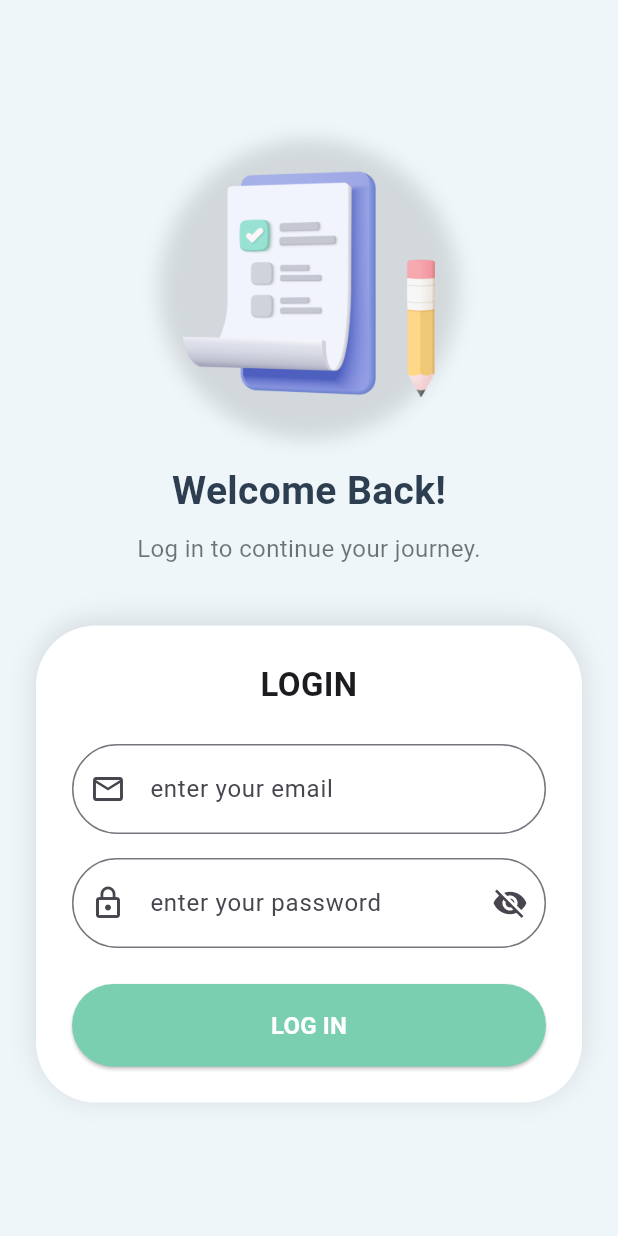
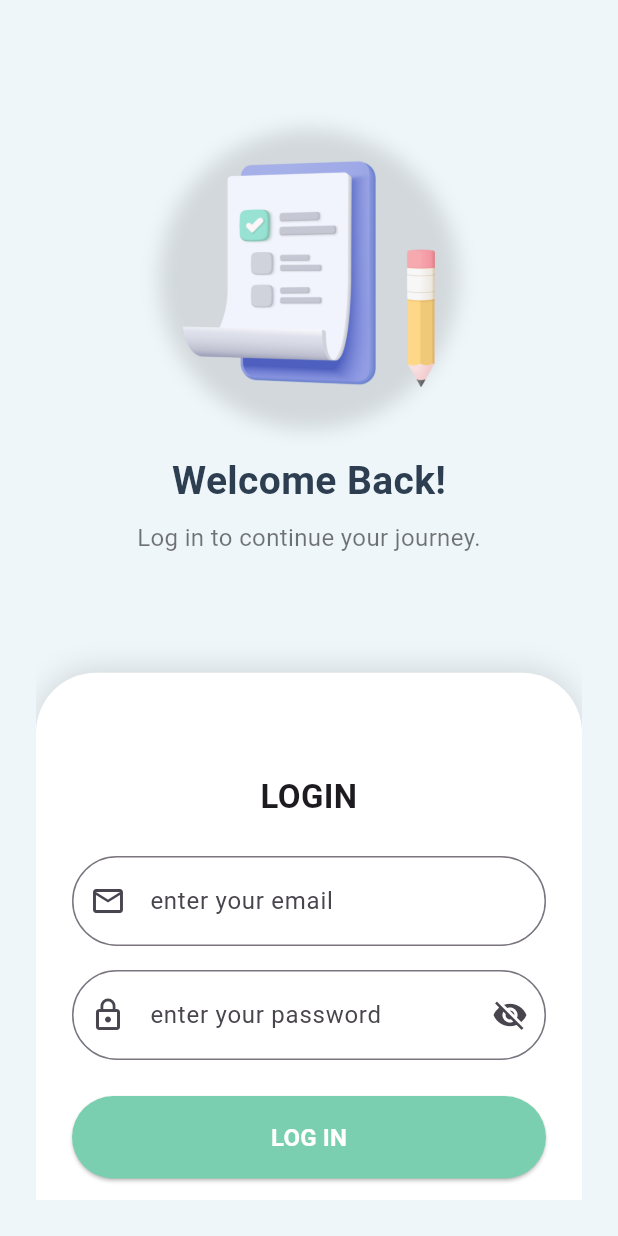
Before and after one commit to Adnan-k1/todo_list_app, a Flutter app: the LoginWidePage screen opened directly, on a phone screen of 412 x 824 dp. Run offline on Flutter 3.47's test engine with Material 3 defaults, Android fonts, the phone set to English and light mode, and no system bars; our stand-ins replace get, shared_preferences; accounts and stored records are empty.

Commit message:
perubahan pada loginpage

```diff
--- a/lib/pages/widescreen/login_wide_page.dart
+++ b/lib/pages/widescreen/login_wide_page.dart
@@ -110,47 +110,14 @@ class LoginWidePage extends GetView<AuthController> {
           child: Container(
             constraints: const BoxConstraints(maxWidth: 1200),
             padding: const EdgeInsets.all(24),
-            child: isWideScreen
-                ? Row(
-                    mainAxisAlignment: MainAxisAlignment.center,
-                    crossAxisAlignment: CrossAxisAlignment.center,
+            child: GridView.count(
+              crossAxisCount: isWideScreen ? 2 : 1,
+              crossAxisSpacing: 40,
+              mainAxisSpacing: 20,
+              childAspectRatio: isWideScreen ? 1.2 : 0.9,
               children: [
-                      // KIRI: LOGO & TEKS
-                      Expanded(
-                        flex: 1,
-                        child: Column(
-                          mainAxisAlignment: MainAxisAlignment.center,
-                          children: const [
-                            LogoWidget(),
-                            SizedBox(height: 20),
-                            Text(
-                              "Welcome Back!",
-                              style: TextStyle(
-                                fontSize: 26,
-                                fontWeight: FontWeight.bold,
-                                color: Color(0xFF2C3E50),
-                              ),
-                            ),
-                            SizedBox(height: 8),
-                            Text(
-                              "Log in to continue your journey.",
-                              textAlign: TextAlign.center,
-                              style: TextStyle(
-                                fontSize: 16,
-                                color: Colors.black54,
-                              ),
-                            ),
-                          ],
-                        ),
-                      ),
-
-                      const SizedBox(width: 60),
-
-                      // KANAN: FORM LOGIN
-                      const Expanded(flex: 1, child: _LoginFormSection()),
-                    ],
-                  )
-                : SingleChildScrollView(
+                Container(
+                  alignment: Alignment.center,
                   child: Column(
                     mainAxisAlignment: MainAxisAlignment.center,
                     children: const [
@@ -170,24 +137,13 @@ class LoginWidePage extends GetView<AuthController> {
                         textAlign: TextAlign.center,
                         style: TextStyle(fontSize: 16, color: Colors.black54),
                       ),
-                        SizedBox(height: 40),
-                        _LoginFormSection(),
                     ],
                   ),
                 ),
-          ),
-        ),
-      ),
-    );
-  }
-}
 
-class _LoginFormSection extends GetView<AuthController> {
-  const _LoginFormSection();
-
-  @override
-  Widget build(BuildContext context) {
-    return Container(
+                // KANAN - FORM LOGIN
+                Container(
+                  alignment: Alignment.center,
                   padding: const EdgeInsets.all(24),
                   decoration: BoxDecoration(
                     color: Colors.white,
@@ -200,14 +156,17 @@ class _LoginFormSection extends GetView<AuthController> {
                       ),
                     ],
                   ),
+                  child: SingleChildScrollView(
                     child: Column(
                       crossAxisAlignment: CrossAxisAlignment.stretch,
-        mainAxisSize: MainAxisSize.min,
                       children: [
                         const Text(
                           "LOGIN",
                           textAlign: TextAlign.center,
-            style: TextStyle(fontSize: 22, fontWeight: FontWeight.bold),
+                          style: TextStyle(
+                            fontSize: 22,
+                            fontWeight: FontWeight.bold,
+                          ),
                         ),
                         const SizedBox(height: 24),
 
@@ -247,6 +206,13 @@ class _LoginFormSection extends GetView<AuthController> {
                         ),
                       ],
                     ),
+                  ),
+                ),
+              ],
+            ),
+          ),
+        ),
+      ),
     );
   }
 }
```
Lines whose indentation alone changed are shown as unchanged.
